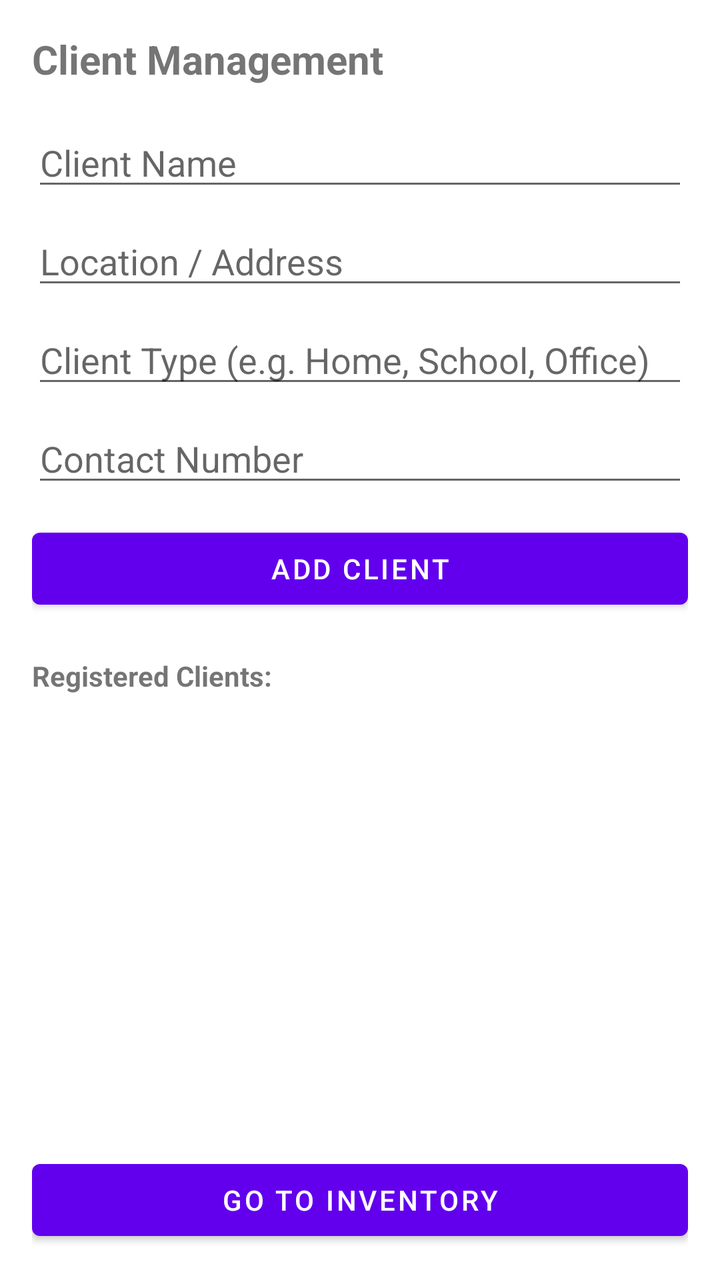
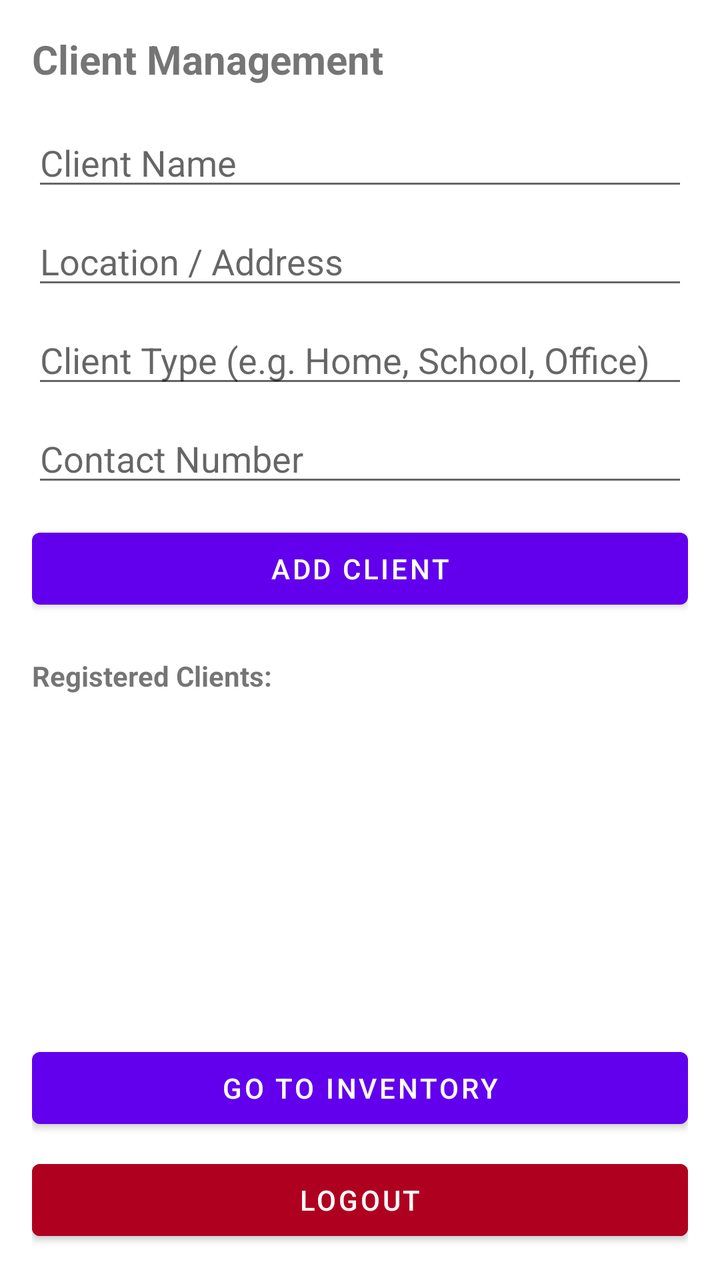

Compare the two renders of this Android layout. The source of the first and the diff that turns it into the second are given below.
<!-- AndroidManifest.xml: fallback theme Theme.MaterialComponents.DayNight.NoActionBar -->
<!-- res/layout/activity_clients.xml -->
<?xml version="1.0" encoding="utf-8"?>
<LinearLayout xmlns:android="http://schemas.android.com/apk/res/android"
    android:layout_width="match_parent"
    android:layout_height="match_parent"
    android:orientation="vertical"
    android:padding="16dp">

    <TextView
        android:layout_width="wrap_content"
        android:layout_height="wrap_content"
        android:text="Client Management"
        android:textSize="20sp"
        android:textStyle="bold"
        android:layout_marginBottom="16dp" />

    <EditText
        android:id="@+id/clientNameInput"
        android:layout_width="match_parent"
        android:layout_height="wrap_content"
        android:hint="Client Name"
        android:inputType="textPersonName" />

    <EditText
        android:id="@+id/clientLocationInput"
        android:layout_width="match_parent"
        android:layout_height="wrap_content"
        android:hint="Location / Address"
        android:inputType="textPostalAddress"
        android:layout_marginTop="8dp" />

    <EditText
        android:id="@+id/clientTypeInput"
        android:layout_width="match_parent"
        android:layout_height="wrap_content"
        android:hint="Client Type (e.g. Home, School, Office)"
        android:inputType="text"
        android:layout_marginTop="8dp" />

    <EditText
        android:id="@+id/clientContactInput"
        android:layout_width="match_parent"
        android:layout_height="wrap_content"
        android:hint="Contact Number"
        android:inputType="phone"
        android:layout_marginTop="8dp" />

    <Button
        android:id="@+id/addClientButton"
        android:layout_width="match_parent"
        android:layout_height="wrap_content"
        android:text="Add Client"
        android:layout_marginTop="12dp" />

    <TextView
        android:layout_width="wrap_content"
        android:layout_height="wrap_content"
        android:text="Registered Clients:"
        android:textStyle="bold"
        android:layout_marginTop="20dp" />

    <ListView
        android:id="@+id/clientListView"
        android:layout_width="match_parent"
        android:layout_height="0dp"
        android:layout_weight="1"
        android:layout_marginTop="8dp" />

        <Button
        android:id="@+id/goToInventoryButton"
        android:layout_width="match_parent"
        android:layout_height="wrap_content"
        android:text="Go to Inventory"
        android:layout_marginTop="12dp" />

</LinearLayout>
<!-- resources referenced by this layout -->
<resources>

</resources>

<!-- the commit's change to res/layout/activity_clients.xml (unified diff, before → after) -->
@@ -72,4 +72,12 @@
         android:text="Go to Inventory"
         android:layout_marginTop="12dp" />
 
+        <Button
+        android:id="@+id/logoutButton"
+        android:layout_width="match_parent"
+        android:layout_height="wrap_content"
+        android:text="Logout"
+        android:backgroundTint="#B00020"
+        android:layout_marginTop="8dp" />
+
 </LinearLayout>
